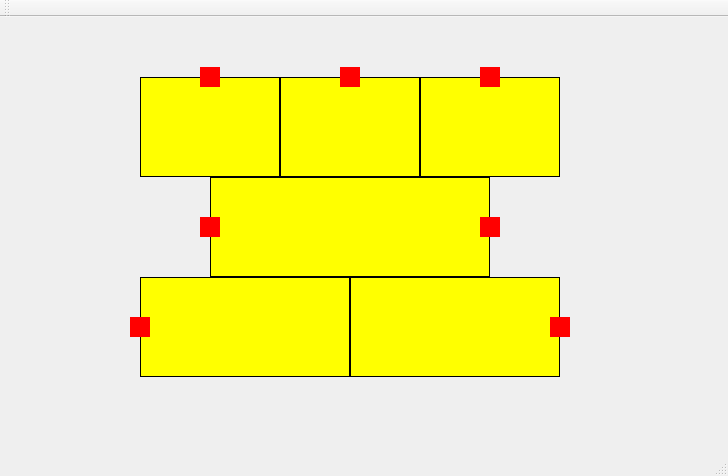
Qt form server/serverwindow.ui (franciscopaulinoq/qt-train-controller) before a commit.
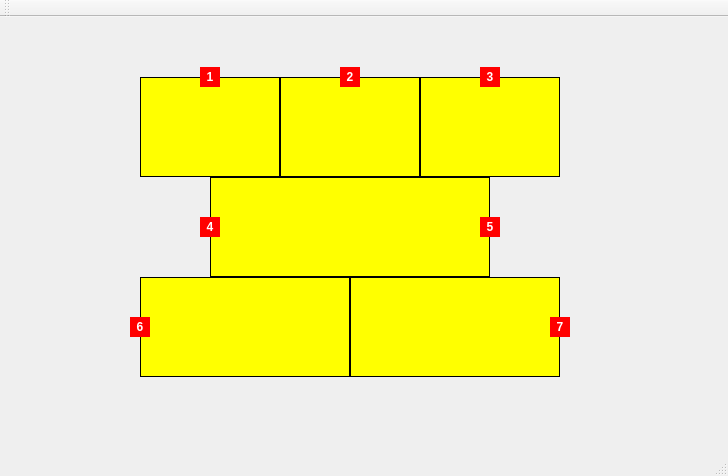
The same form after that commit.

Commit message: feat: add semaphore to RC7 and put numbers on trains

Diff of the .ui file:
```diff
--- a/server/serverwindow.ui
+++ b/server/serverwindow.ui
@@ -156,10 +156,13 @@
      </rect>
     </property>
     <property name="styleSheet">
-     <string notr="true">background-color: red</string>
+     <string notr="true">background-color: red; color: white; font-weight: bold;</string>
     </property>
     <property name="text">
-     <string/>
+     <string>1</string>
+    </property>
+    <property name="alignment">
+     <set>Qt::AlignCenter</set>
     </property>
    </widget>
    <widget class="QLabel" name="labelTrem02">
@@ -172,10 +175,13 @@
      </rect>
     </property>
     <property name="styleSheet">
-     <string notr="true">background-color: red</string>
+     <string notr="true">background-color: red; color: white; font-weight: bold;</string>
     </property>
     <property name="text">
-     <string/>
+     <string>2</string>
+    </property>
+    <property name="alignment">
+     <set>Qt::AlignCenter</set>
     </property>
    </widget>
    <widget class="QLabel" name="labelTrem03">
@@ -188,10 +194,13 @@
      </rect>
     </property>
     <property name="styleSheet">
-     <string notr="true">background-color: red</string>
+     <string notr="true">background-color: red; color: white; font-weight: bold;</string>
     </property>
     <property name="text">
-     <string/>
+     <string>3</string>
+    </property>
+    <property name="alignment">
+     <set>Qt::AlignCenter</set>
     </property>
    </widget>
    <widget class="QLabel" name="labelTrem04">
@@ -204,10 +213,13 @@
      </rect>
     </property>
     <property name="styleSheet">
-     <string notr="true">background-color: red</string>
+     <string notr="true">background-color: red; color: white; font-weight: bold;</string>
     </property>
     <property name="text">
-     <string/>
+     <string>4</string>
+    </property>
+    <property name="alignment">
+     <set>Qt::AlignCenter</set>
     </property>
    </widget>
    <widget class="QLabel" name="labelTrem05">
@@ -220,10 +232,13 @@
      </rect>
     </property>
     <property name="styleSheet">
-     <string notr="true">background-color: red</string>
+     <string notr="true">background-color: red; color: white; font-weight: bold;</string>
     </property>
     <property name="text">
-     <string/>
+     <string>5</string>
+    </property>
+    <property name="alignment">
+     <set>Qt::AlignCenter</set>
     </property>
    </widget>
    <widget class="QLabel" name="labelTrem07">
@@ -236,10 +251,13 @@
      </rect>
     </property>
     <property name="styleSheet">
-     <string notr="true">background-color: red</string>
+     <string notr="true">background-color: red; color: white; font-weight: bold;</string>
     </property>
     <property name="text">
-     <string/>
+     <string>7</string>
+    </property>
+    <property name="alignment">
+     <set>Qt::AlignCenter</set>
     </property>
    </widget>
    <widget class="QLabel" name="labelTrem06">
@@ -252,10 +270,13 @@
      </rect>
     </property>
     <property name="styleSheet">
-     <string notr="true">background-color: red</string>
+     <string notr="true">background-color: red; color: white; font-weight: bold;</string>
     </property>
     <property name="text">
-     <string/>
+     <string>6</string>
+    </property>
+    <property name="alignment">
+     <set>Qt::AlignCenter</set>
     </property>
    </widget>
   </widget>
```
The commit also changes 1 other file.
